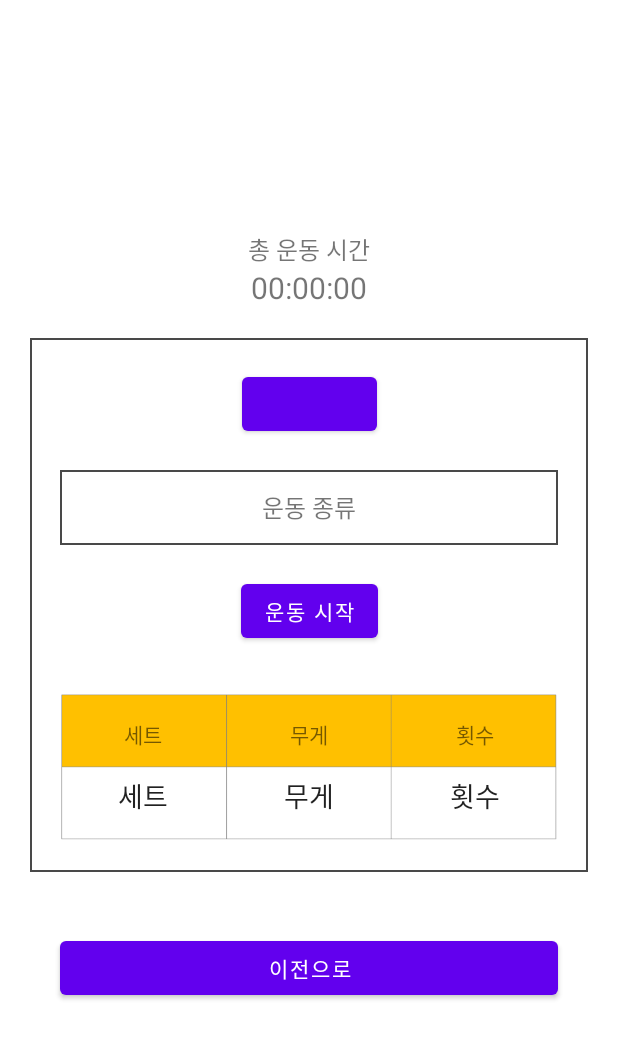
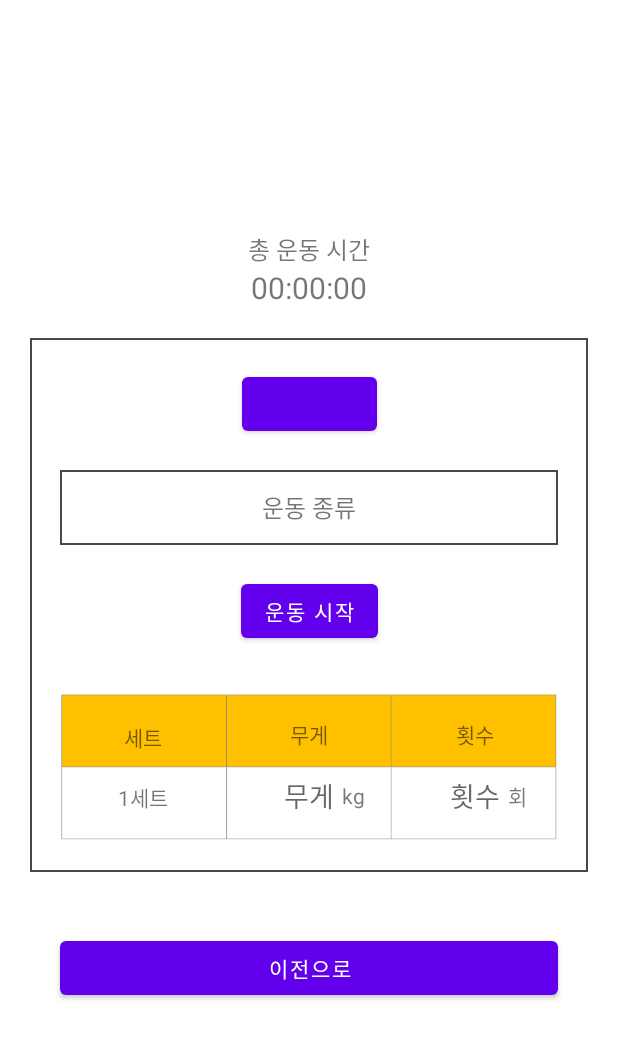
Before and after one commit to HealthperDevelopers/Android_Healtper, an Android app: the screen it shows after launch (TimerActivity), on a phone screen of 412 x 824 dp. Shown: the top 1039 px of the screen. Run offline under Robolectric (Android 15) with nearby library versions, the phone set to English and light mode, and no system bars; libraries missing offline, so code that uses them is left out: com.kakao.sdk; 1 statement that could not run was skipped.

Commit message:
add timerCondition

```diff
--- a/app/src/main/java/com/umc/healthper/ui/SplashActivity.kt
+++ b/app/src/main/java/com/umc/healthper/ui/SplashActivity.kt
@@ -15,7 +15,7 @@ class SplashActivity : AppCompatActivity() {
         setContentView(R.layout.activity_splash)
 
         Handler().postDelayed({
-            // val intent = Intent(this, LoginActivity::class.java)
+//            val intent = Intent(this, LoginActivity::class.java)
             val intent = Intent(this, TimerActivity::class.java)
 
             intent.addFlags(Intent.FLAG_ACTIVITY_NO_ANIMATION)
--- a/app/src/main/java/com/umc/healthper/ui/timer/SettimerFragment.kt
+++ b/app/src/main/java/com/umc/healthper/ui/timer/SettimerFragment.kt
@@ -24,6 +24,8 @@ class SettimerFragment : Fragment() {
     ): View? {
         binding = FragmentSetTimerBinding.inflate(inflater, container, false)
 
+        binding.setTimerTableSetEt.text = "${timerActivity!!.setCount}세트"
+
         binding.setTimerWorkstartBt.setOnClickListener{
             timerActivity!!.changeTimerFragment()
         }
--- a/app/src/main/java/com/umc/healthper/ui/timer/TimerActivity.kt
+++ b/app/src/main/java/com/umc/healthper/ui/timer/TimerActivity.kt
@@ -8,6 +8,7 @@ import com.umc.healthper.databinding.ActivityTimerBinding
 
 class TimerActivity : AppCompatActivity() {
     lateinit var binding: ActivityTimerBinding
+    var setCount : Int = 1
 
     override fun onCreate(savedInstanceState: Bundle?) {
         super.onCreate(savedInstanceState)
--- a/app/src/main/res/layout/fragment_set_timer.xml
+++ b/app/src/main/res/layout/fragment_set_timer.xml
@@ -145,11 +145,10 @@
             app:layout_constraintBottom_toTopOf="@id/set_timer_table_count_et"
             />
 
-        <EditText
+        <TextView
             android:id="@+id/set_timer_table_set_et"
             android:layout_width="wrap_content"
             android:layout_height="wrap_content"
-            android:text="세트"
             app:layout_constraintBottom_toBottomOf="@id/set_timer_table_tv"
             app:layout_constraintStart_toStartOf="@id/set_timer_table_tv"
             app:layout_constraintEnd_toEndOf="@id/set_timer_fir_column"
@@ -161,25 +160,45 @@
             android:id="@+id/set_timer_table_volume_et"
             android:layout_width="wrap_content"
             android:layout_height="wrap_content"
-            android:text="무게"
+            android:hint="무게"
+            android:inputType="number"
             app:layout_constraintStart_toStartOf="@id/set_timer_fir_column"
             app:layout_constraintEnd_toEndOf="@id/set_timer_sec_column"
             app:layout_constraintBottom_toBottomOf="@id/set_timer_table_tv"
             app:layout_constraintTop_toBottomOf="@id/set_timer_table_volume_tv"
             android:background="@android:color/transparent"
             />
+        <TextView
+            android:layout_width="wrap_content"
+            android:layout_height="wrap_content"
+            android:text="kg"
+            app:layout_constraintTop_toTopOf="@id/set_timer_table_volume_et"
+            app:layout_constraintBottom_toBottomOf="@id/set_timer_table_volume_et"
+            app:layout_constraintStart_toEndOf="@id/set_timer_table_volume_et"
+            android:layout_marginStart="5dp"
+            />
 
         <EditText
             android:id="@+id/set_timer_table_count_et"
             android:layout_width="wrap_content"
             android:layout_height="wrap_content"
-            android:text="횟수"
+            android:hint="횟수"
+            android:inputType="number"
             app:layout_constraintBottom_toBottomOf="@id/set_timer_table_tv"
             app:layout_constraintStart_toStartOf="@id/set_timer_sec_column"
             app:layout_constraintEnd_toEndOf="@id/set_timer_table_tv"
             app:layout_constraintTop_toBottomOf="@id/set_timer_table_count_tv"
             android:background="@android:color/transparent"
             />
+
+        <TextView
+            android:layout_width="wrap_content"
+            android:layout_height="wrap_content"
+            android:text="회"
+            app:layout_constraintTop_toTopOf="@id/set_timer_table_count_et"
+            app:layout_constraintBottom_toBottomOf="@id/set_timer_table_count_et"
+            app:layout_constraintStart_toEndOf="@id/set_timer_table_count_et"
+            android:layout_marginStart="5dp"/>
 
     </androidx.constraintlayout.widget.ConstraintLayout>
     <Button
--- a/app/src/main/res/layout/rest_dialog.xml
+++ b/app/src/main/res/layout/rest_dialog.xml
@@ -19,6 +19,7 @@
         android:layout_height="55dp"
         android:text="01"
         android:textSize="30sp"
+        android:inputType="number"
         app:layout_constraintTop_toTopOf="@id/rest_colon_tv"
         app:layout_constraintBottom_toBottomOf="@id/rest_colon_tv"
         app:layout_constraintEnd_toStartOf="@id/rest_colon_tv"
@@ -42,6 +43,7 @@
         android:layout_height="55dp"
         android:text="00"
         android:textSize="30sp"
+        android:inputType="number"
         app:layout_constraintTop_toTopOf="@id/rest_colon_tv"
         app:layout_constraintBottom_toBottomOf="@id/rest_colon_tv"
         app:layout_constraintStart_toEndOf="@id/rest_colon_tv"
```
Also changed, not shown: app/src/main/java/com/umc/healthper/ui/timer/TimerFragment.kt (+17 -3 lines), app/src/main/res/layout/fragment_timer.xml (+26 -4 lines).
